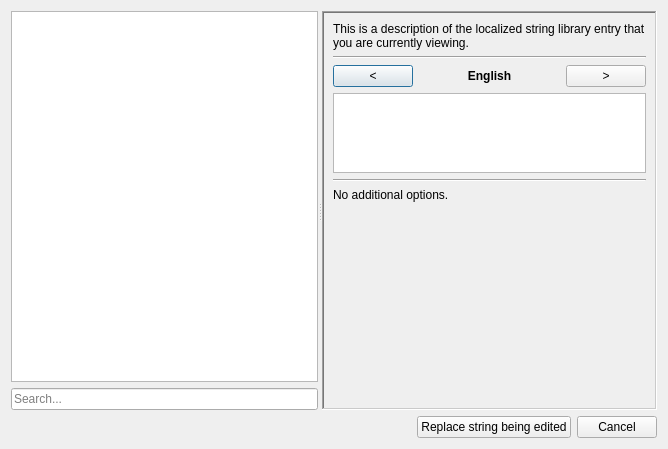
First picture: the form in native/src/ReachVariantTool/ui/localized_string_library.ui, repository DavidJCobb/ReachVariantEditor, before the edit.
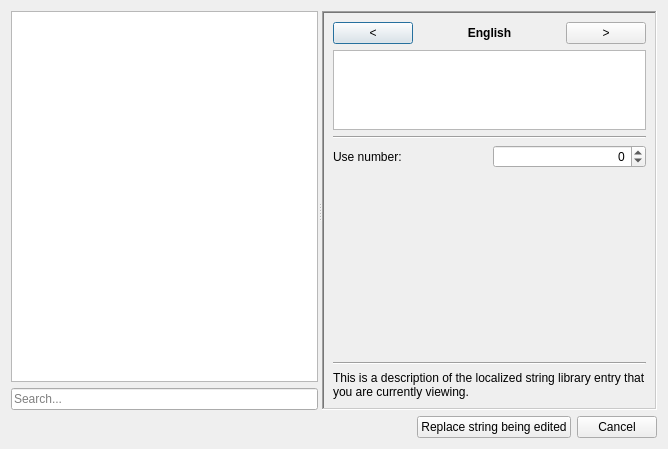
Second picture: the form after the edit. The open tabs and pages were chosen to show the change.

Commit message:
Localized string library work
The UI for selecting and copying localized strings is complete.

Fixed some of the localized strings in the library, and made fixes to the library code.

What changed in the file:
```diff
--- a/native/src/ReachVariantTool/ui/localized_string_library.ui
+++ b/native/src/ReachVariantTool/ui/localized_string_library.ui
@@ -74,25 +74,22 @@
        <enum>QFrame::Sunken</enum>
       </property>
       <layout class="QGridLayout" name="gridLayout_2">
-       <item row="1" column="0">
-        <widget class="Line" name="line_2">
+       <item row="4" column="0">
+        <widget class="Line" name="line">
          <property name="orientation">
           <enum>Qt::Horizontal</enum>
          </property>
         </widget>
        </item>
-       <item row="8" column="0">
-        <spacer name="verticalSpacer">
-         <property name="orientation">
-          <enum>Qt::Vertical</enum>
+       <item row="7" column="0">
+        <widget class="QLabel" name="description">
+         <property name="text">
+          <string>This is a description of the localized string library entry that you are currently viewing.</string>
          </property>
-         <property name="sizeHint" stdset="0">
-          <size>
-           <width>0</width>
-           <height>40</height>
-          </size>
+         <property name="wordWrap">
+          <bool>true</bool>
          </property>
-        </spacer>
+        </widget>
        </item>
        <item row="3" column="0">
         <widget class="QPlainTextEdit" name="preview">
@@ -113,11 +110,93 @@
          </property>
         </widget>
        </item>
-       <item row="4" column="0">
-        <widget class="Line" name="line">
-         <property name="orientation">
-          <enum>Qt::Horizontal</enum>
-         </property>
+       <item row="5" column="0">
+        <widget class="QStackedWidget" name="stringOptionsPane">
+         <widget class="QWidget" name="stringOptionsPageNone">
+          <layout class="QVBoxLayout" name="verticalLayout">
+           <property name="leftMargin">
+            <number>0</number>
+           </property>
+           <property name="topMargin">
+            <number>0</number>
+           </property>
+           <property name="rightMargin">
+            <number>0</number>
+           </property>
+           <property name="bottomMargin">
+            <number>0</number>
+           </property>
+           <item>
+            <widget class="QLabel" name="label">
+             <property name="text">
+              <string>No additional options available for this string.</string>
+             </property>
+            </widget>
+           </item>
+           <item>
+            <spacer name="verticalSpacer">
+             <property name="orientation">
+              <enum>Qt::Vertical</enum>
+             </property>
+             <property name="sizeHint" stdset="0">
+              <size>
+               <width>20</width>
+               <height>40</height>
+              </size>
+             </property>
+            </spacer>
+           </item>
+          </layout>
+         </widget>
+         <widget class="QWidget" name="stringOptionsPageInteger">
+          <layout class="QGridLayout" name="gridLayout_4">
+           <property name="leftMargin">
+            <number>0</number>
+           </property>
+           <property name="topMargin">
+            <number>0</number>
+           </property>
+           <property name="rightMargin">
+            <number>0</number>
+           </property>
+           <property name="bottomMargin">
+            <number>0</number>
+           </property>
+           <item row="0" column="1">
+            <widget class="QSpinBox" name="stringOptionInteger_Value">
+             <property name="alignment">
+              <set>Qt::AlignRight|Qt::AlignTrailing|Qt::AlignVCenter</set>
+             </property>
+             <property name="minimum">
+              <number>-32768</number>
+             </property>
+             <property name="maximum">
+              <number>32767</number>
+             </property>
+            </widget>
+           </item>
+           <item row="0" column="0">
+            <widget class="QLabel" name="label_2">
+             <property name="text">
+              <string>Use number:</string>
+             </property>
+            </widget>
+           </item>
+           <item row="1" column="0" colspan="2">
+            <spacer name="verticalSpacer_2">
+             <property name="orientation">
+              <enum>Qt::Vertical</enum>
+             </property>
+             <property name="sizeHint" stdset="0">
+              <size>
+               <width>0</width>
+               <height>0</height>
+              </size>
+             </property>
+            </spacer>
+           </item>
+          </layout>
+         </widget>
         </widget>
        </item>
        <item row="2" column="0">
@@ -173,23 +252,9 @@
         </layout>
        </item>
        <item row="6" column="0">
-        <layout class="QGridLayout" name="stringOptionsPane">
-         <item row="0" column="0">
-          <widget class="QLabel" name="label">
-           <property name="text">
-            <string>No additional options.</string>
-           </property>
-          </widget>
-         </item>
-        </layout>
-       </item>
-       <item row="0" column="0">
-        <widget class="QLabel" name="description">
-         <property name="text">
-          <string>This is a description of the localized string library entry that you are currently viewing.</string>
-         </property>
-         <property name="wordWrap">
-          <bool>true</bool>
+        <widget class="Line" name="line_2">
+         <property name="orientation">
+          <enum>Qt::Horizontal</enum>
          </property>
         </widget>
        </item>
```
Left out of the diff: 6 changed lines with no effect on the pictures. The commit also changes 9 other files.
